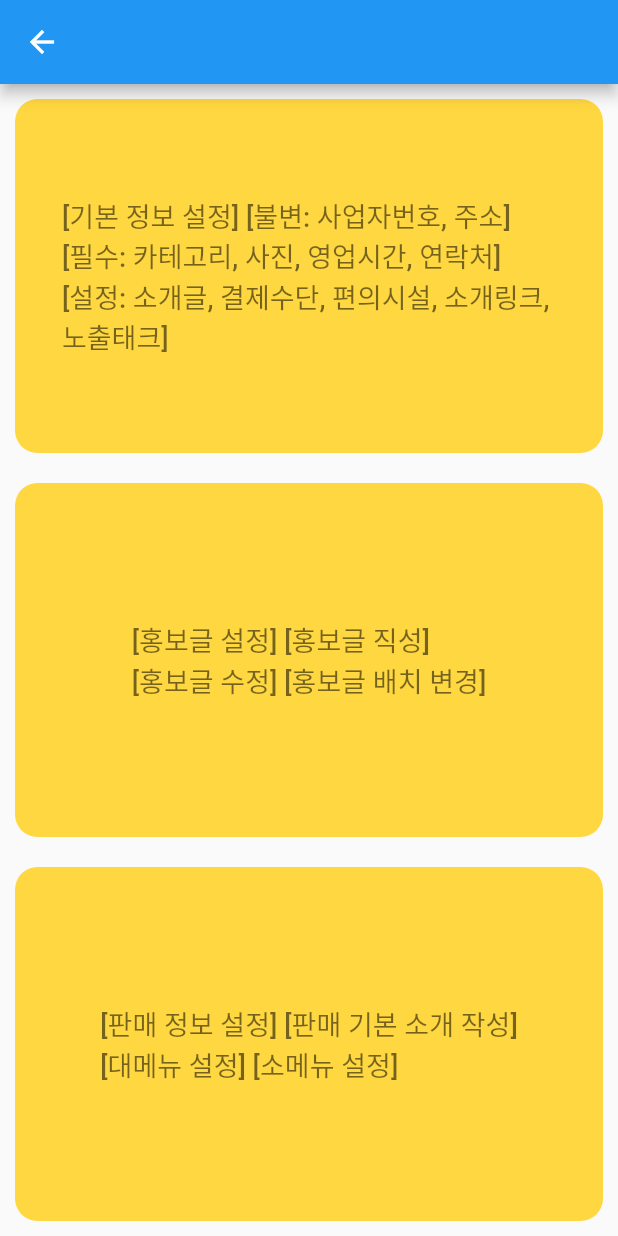
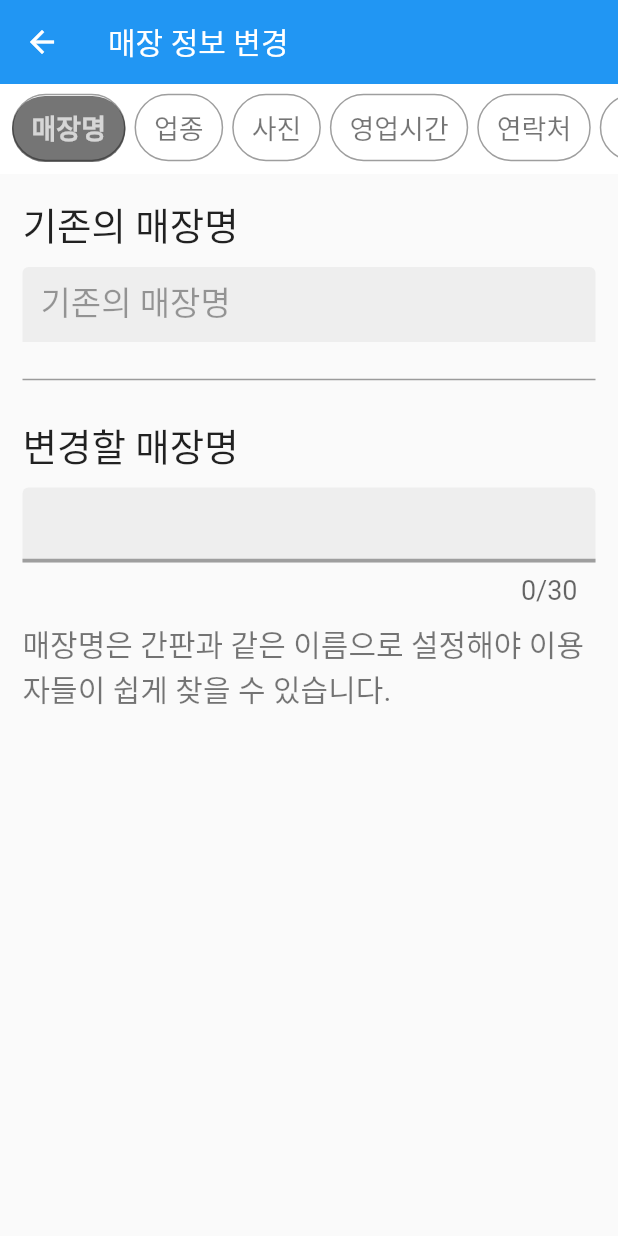
Before and after one commit to JJulme/jigu_seller, a Flutter app: the ChatScreen screen opened directly, after a tap on an icon or button, on a phone screen of 412 x 824 dp. Run offline on Flutter 3.47's test engine with Material 2 defaults, Android fonts, the phone set to English and light mode, and no system bars; our stand-ins replace dio, fluttertoast, get, photo_view; missing offline and left inert: photo_manager; network calls fail.

Commit message:
info_screen 생성

```diff
--- a/lib/screen/answer_screen.dart
+++ b/lib/screen/answer_screen.dart
@@ -177,6 +177,8 @@ class _AnswerScreenState extends State<AnswerScreen> {
                       scrollPhysics: const NeverScrollableScrollPhysics(),
                       style: const TextStyle(fontSize: 20),
                       decoration: const InputDecoration(
+                          // 카운터 텍스트 스타일 설정
+                          counterStyle: TextStyle(fontSize: 18),
                           // 테두리 생성 설정
                           border: OutlineInputBorder(),
                           // 오류 텍스트 크기 설정
--- a/lib/screen/chat_screen.dart
+++ b/lib/screen/chat_screen.dart
@@ -1,5 +1,7 @@
 import 'package:flutter/material.dart';
 import 'package:get/get.dart';
+import 'package:jigu_seller/screen/info_screen.dart';
+import 'package:jigu_seller/screen/info_screen2.dart';
 import 'package:jigu_seller/screen/promotion_screen.dart';
 
 class ChatScreen extends StatefulWidget {
@@ -26,7 +28,9 @@ class _ChatScreenState extends State<ChatScreen> {
                   color: Colors.amberAccent,
                   borderRadius: BorderRadius.circular(15)),
               child: TextButton(
-                onPressed: () {},
+                onPressed: () {
+                  Get.to(() => const InfoScreen2());
+                },
                 child: const Text(
                   "[기본 정보 설정] [불변: 사업자번호, 주소]\n[필수: 카테고리, 사진, 영업시간, 연락처]\n[설정: 소개글, 결제수단, 편의시설, 소개링크, \n노출태크]",
                   style: TextStyle(
@@ -70,7 +74,9 @@ class _ChatScreenState extends State<ChatScreen> {
                   color: Colors.amberAccent,
                   borderRadius: BorderRadius.circular(15)),
               child: TextButton(
-                onPressed: () {},
+                onPressed: () {
+                  Get.to(() => const InfoScreen());
+                },
                 child: const Text(
                   "[판매 정보 설정] [판매 기본 소개 작성]\n[대메뉴 설정] [소메뉴 설정]",
                   style: TextStyle(
--- /dev/null
+++ b/lib/screen/info_screen2.dart
@@ -0,0 +1,285 @@
+import 'package:flutter/material.dart';
+
+class InfoScreen2 extends StatefulWidget {
+  const InfoScreen2({super.key});
+
+  @override
+  State<InfoScreen2> createState() => _InfoScreen2State();
+}
+
+String searchSector = "";
+List<String> items = ["item1", "item2", "item3", "item4"];
+
+class _InfoScreen2State extends State<InfoScreen2> {
+  final _nameKey = GlobalKey<FormState>();
+  final _oldNameController = TextEditingController(text: "기존의 매장명");
+  final _newNameController = TextEditingController();
+  final _sectorsKey = GlobalKey<FormState>();
+  final _oldSectorsController = TextEditingController(text: "기존의 업종");
+  final _newSectorsController = TextEditingController();
+  String? _selectSector;
+
+  @override
+  Widget build(BuildContext context) {
+    return GestureDetector(
+      onTap: () => FocusScope.of(context).unfocus(),
+      child: DefaultTabController(
+        initialIndex: 0,
+        length: 6,
+        child: Scaffold(
+          appBar: AppBar(
+            title: const Text("매장 정보 변경"),
+            elevation: 0,
+            bottom: PreferredSize(
+              preferredSize: const Size.fromHeight(60.0),
+              child: Container(
+                color: Colors.white,
+                height: 60,
+                child: TabBar(
+                  isScrollable: true,
+                  padding: const EdgeInsets.symmetric(horizontal: 5),
+                  onTap: (value) => FocusScope.of(context).unfocus(),
+                  labelColor: Colors.white70,
+                  labelStyle: const TextStyle(
+                    fontSize: 18,
+                    fontWeight: FontWeight.w600,
+                  ),
+                  unselectedLabelColor: Colors.black54,
+                  unselectedLabelStyle: const TextStyle(
+                    fontSize: 18,
+                  ),
+                  labelPadding: const EdgeInsets.symmetric(horizontal: 3),
+                  indicator: BoxDecoration(
+                    color: Colors.black54,
+                    borderRadius: BorderRadius.circular(30),
+                  ),
+                  indicatorPadding: const EdgeInsets.symmetric(
+                    vertical: 8,
+                    horizontal: 3,
+                  ),
+                  tabs: [
+                    infoTab("매장명"),
+                    infoTab("업종"),
+                    infoTab("사진"),
+                    infoTab("영업시간"),
+                    infoTab("연락처"),
+                    infoTab("기타"),
+                  ],
+                ),
+              ),
+            ),
+          ),
+          body: TabBarView(
+            physics: const NeverScrollableScrollPhysics(),
+            children: [
+              nameTabBarView(),
+              sectorsTabBarView(),
+              const Center(child: Text("three")),
+              const Center(child: Text("four")),
+              const Center(child: Text("five")),
+              const Center(child: Text("six")),
+            ],
+          ),
+        ),
+      ),
+    );
+  }
+
+  Tab infoTab(String text) {
+    return Tab(
+      child: Container(
+        padding: const EdgeInsets.symmetric(vertical: 8, horizontal: 12),
+        decoration: BoxDecoration(
+          border: Border.all(color: Colors.black38),
+          borderRadius: BorderRadius.circular(30),
+        ),
+        child: Text(
+          text,
+        ),
+      ),
+    );
+  }
+
+  SingleChildScrollView nameTabBarView() {
+    return SingleChildScrollView(
+      child: Container(
+        margin: const EdgeInsets.all(15),
+        child: Column(
+          crossAxisAlignment: CrossAxisAlignment.start,
+          children: [
+            const Text(
+              "기존의 매장명",
+              style: TextStyle(fontSize: 25),
+            ),
+            const SizedBox(height: 10),
+            TextField(
+              enabled: false,
+              controller: _oldNameController,
+              maxLines: null,
+              style: const TextStyle(fontSize: 22),
+              decoration: const InputDecoration(
+                  counterStyle: TextStyle(fontSize: 18),
+                  filled: true,
+                  fillColor: Color.fromARGB(255, 238, 238, 238),
+                  enabledBorder: UnderlineInputBorder(
+                      borderSide: BorderSide(
+                    width: 2.5,
+                    color: Colors.grey,
+                  ))),
+            ),
+            const Divider(
+              color: Colors.black38,
+              thickness: 1,
+              height: 50,
+            ),
+            const Text(
+              "변경할 매장명",
+              style: TextStyle(fontSize: 25),
+            ),
+            const SizedBox(height: 10),
+            Form(
+              key: _nameKey,
+              child: TextFormField(
+                minLines: 1,
+                maxLines: null,
+                maxLength: 30,
+                controller: _newNameController,
+                scrollPhysics: const NeverScrollableScrollPhysics(),
+                style: const TextStyle(fontSize: 22),
+                decoration: const InputDecoration(
+                    counterStyle: TextStyle(fontSize: 18),
+                    filled: true,
+                    fillColor: Color.fromARGB(255, 238, 238, 238),
+                    enabledBorder: UnderlineInputBorder(
+                        borderSide: BorderSide(
+                      width: 2.5,
+                      color: Colors.grey,
+                    ))),
+                validator: (value) {
+                  // 입력된 값 공백제거
+                  var trimValue = value!.replaceAll(RegExp("\\s"), "");
+                  if (trimValue.length < 2) {
+                    return "2자 이상, 30자 이하로 입력해주세요.";
+                  }
+                  return null;
+                },
+              ),
+            ),
+            const SizedBox(height: 10),
+            const Text(
+              "매장명은 간판과 같은 이름으로 설정해야 이용자들이 쉽게 찾을 수 있습니다.",
+              style: TextStyle(
+                fontSize: 20,
+                color: Colors.black54,
+              ),
+            )
+          ],
+        ),
+      ),
+    );
+  }
+
+  SingleChildScrollView sectorsTabBarView() {
+    return SingleChildScrollView(
+      child: Container(
+        margin: const EdgeInsets.all(15),
+        child: Column(
+          crossAxisAlignment: CrossAxisAlignment.start,
+          children: [
+            const Text(
+              "현재 매장 업종",
+              style: TextStyle(fontSize: 25),
+            ),
+            const SizedBox(height: 10),
+            TextField(
+              enabled: false,
+              controller: _oldSectorsController,
+              maxLines: null,
+              style: const TextStyle(fontSize: 22),
+              decoration: const InputDecoration(
+                  counterStyle: TextStyle(fontSize: 18),
+                  filled: true,
+                  fillColor: Color.fromARGB(255, 238, 238, 238),
+                  enabledBorder: UnderlineInputBorder(
+                      borderSide: BorderSide(
+                    width: 2.5,
+                    color: Colors.grey,
+                  ))),
+            ),
+            const Divider(
+              color: Colors.black38,
+              thickness: 1,
+              height: 50,
+            ),
+            const Text(
+              "업종 변경",
+              style: TextStyle(fontSize: 25),
+            ),
+            const SizedBox(height: 10),
+            Form(
+              key: _sectorsKey,
+              child: TextFormField(
+                controller: _newSectorsController,
+                style: const TextStyle(fontSize: 22),
+                onChanged: (value) {
+                  setState(() {
+                    searchSector = value;
+                  });
+                },
+                decoration: InputDecoration(
+                  hintText: "업종을 검색해주세요.",
+                  contentPadding:
+                      const EdgeInsets.symmetric(vertical: 10, horizontal: 15),
+                  border: OutlineInputBorder(
+                    borderRadius: BorderRadius.circular(10),
+                  ),
+                  suffixIcon: searchSector.isEmpty
+                      ? const Icon(Icons.search, size: 35)
+                      : IconButton(
+                          icon: const Icon(Icons.cancel_rounded),
+                          onPressed: () {
+                            _newSectorsController.clear();
+                            setState(() {
+                              searchSector = "";
+                            });
+                          },
+                        ),
+                ),
+              ),
+            ),
+            const SizedBox(height: 15),
+            // https://luvris2.tistory.com/681
+            ListView.builder(
+              itemCount: items.length,
+              shrinkWrap: true,
+              physics: const NeverScrollableScrollPhysics(),
+              itemBuilder: (context, index) {
+                if (searchSector.isNotEmpty &&
+                    items[index]
+                        .toLowerCase()
+                        .contains(searchSector.toLowerCase())) {
+                  return RadioListTile(
+                    title: Text(
+                      items[index],
+                      style: const TextStyle(fontSize: 20),
+                    ),
+                    value: items[index],
+                    groupValue: _selectSector,
+                    onChanged: (value) {
+                      setState(() {
+                        _selectSector = value;
+                        _newSectorsController.text = value!;
+                      });
+                    },
+                    contentPadding: const EdgeInsets.all(0),
+                  );
+                }
+                return const SizedBox();
+              },
+            ),
+          ],
+        ),
+      ),
+    );
+  }
+}
```
Also changed, not shown: lib/api/api_service.dart (+17 -0 lines), lib/screen/info_screen.dart (added, +266 -0 lines), lib/screen/promotion_edit_screen.dart (+135 -10 lines).
